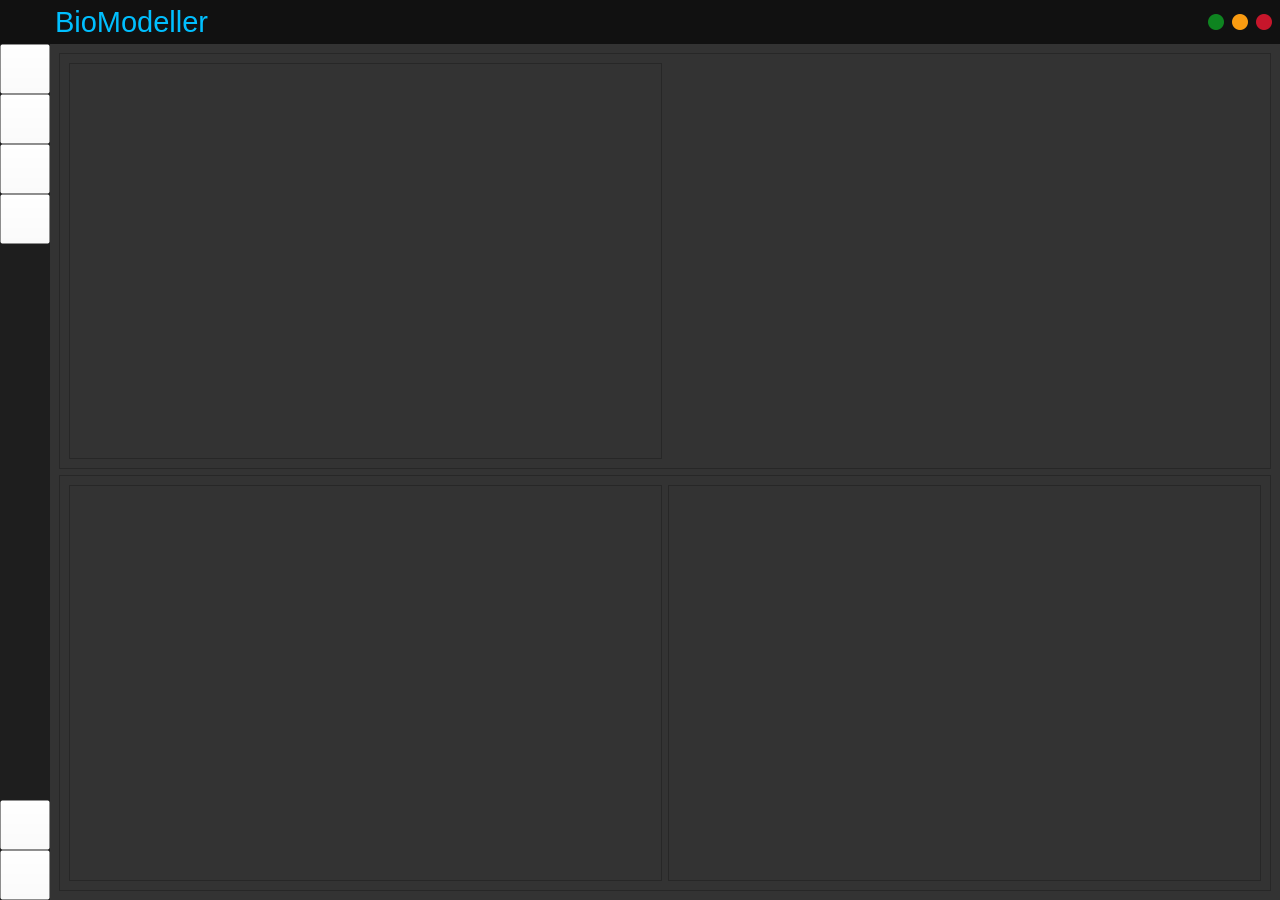
Qt form View/Ui_MainWindow.ui (CornSnak3/BioModeller) before a commit.
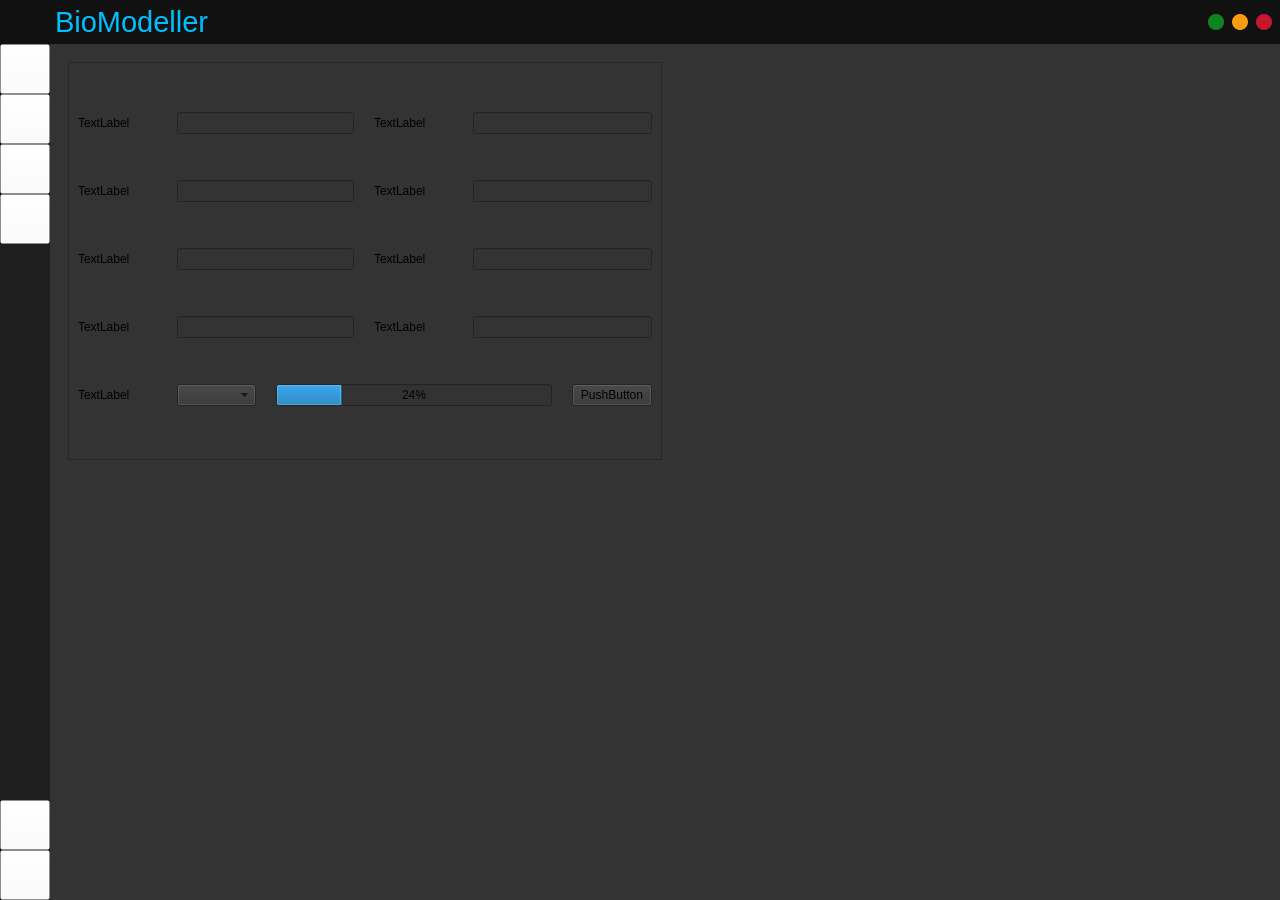
The same form after that commit. Icons and pictures are not drawn. Custom widgets are drawn as their Qt base class.

Commit message: Исправления GUI

The edit to the form file:
```diff
--- a/View/Ui_MainWindow.ui
+++ b/View/Ui_MainWindow.ui
@@ -778,7 +778,7 @@
               <item>
                <widget class="QFrame" name="frame_graphs_top">
                 <property name="frameShape">
-                 <enum>QFrame::StyledPanel</enum>
+                 <enum>QFrame::NoFrame</enum>
                 </property>
                 <property name="frameShadow">
                  <enum>QFrame::Raised</enum>
@@ -792,6 +792,115 @@
                    <property name="frameShadow">
                     <enum>QFrame::Raised</enum>
                    </property>
+                   <layout class="QGridLayout" name="gridLayout">
+                    <property name="horizontalSpacing">
+                     <number>20</number>
+                    </property>
+                    <item row="0" column="0">
+                     <widget class="QLabel" name="label_2">
+                      <property name="text">
+                       <string>TextLabel</string>
+                      </property>
+                     </widget>
+                    </item>
+                    <item row="0" column="1" colspan="2">
+                     <widget class="QLineEdit" name="lineEdit"/>
+                    </item>
+                    <item row="0" column="3">
+                     <widget class="QLabel" name="label_6">
+                      <property name="text">
+                       <string>TextLabel</string>
+                      </property>
+                     </widget>
+                    </item>
+                    <item row="0" column="4" colspan="2">
+                     <widget class="QLineEdit" name="lineEdit_5"/>
+                    </item>
+                    <item row="1" column="0">
+                     <widget class="QLabel" name="label_3">
+                      <property name="text">
+                       <string>TextLabel</string>
+                      </property>
+                     </widget>
+                    </item>
+                    <item row="1" column="1" colspan="2">
+                     <widget class="QLineEdit" name="lineEdit_2"/>
+                    </item>
+                    <item row="1" column="3">
+                     <widget class="QLabel" name="label_7">
+                      <property name="text">
+                       <string>TextLabel</string>
+                      </property>
+                     </widget>
+                    </item>
+                    <item row="1" column="4" colspan="2">
+                     <widget class="QLineEdit" name="lineEdit_6"/>
+                    </item>
+                    <item row="2" column="0">
+                     <widget class="QLabel" name="label_4">
+                      <property name="text">
+                       <string>TextLabel</string>
+                      </property>
+                     </widget>
+                    </item>
+                    <item row="2" column="1" colspan="2">
+                     <widget class="QLineEdit" name="lineEdit_3"/>
+                    </item>
+                    <item row="2" column="3">
+                     <widget class="QLabel" name="label_8">
+                      <property name="text">
+                       <string>TextLabel</string>
+                      </property>
+                     </widget>
+                    </item>
+                    <item row="2" column="4" colspan="2">
+                     <widget class="QLineEdit" name="lineEdit_7"/>
+                    </item>
+                    <item row="3" column="0">
+                     <widget class="QLabel" name="label_5">
+                      <property name="text">
+                       <string>TextLabel</string>
+                      </property>
+                     </widget>
+                    </item>
+                    <item row="3" column="1" colspan="2">
+                     <widget class="QLineEdit" name="lineEdit_4"/>
+                    </item>
+                    <item row="3" column="3">
+                     <widget class="QLabel" name="label_9">
+                      <property name="text">
+                       <string>TextLabel</string>
+                      </property>
+                     </widget>
+                    </item>
+                    <item row="3" column="4" colspan="2">
+                     <widget class="QLineEdit" name="lineEdit_8"/>
+                    </item>
+                    <item row="4" column="0">
+                     <widget class="QLabel" name="label">
+                      <property name="text">
+                       <string>TextLabel</string>
+                      </property>
+                     </widget>
+                    </item>
+                    <item row="4" column="1">
+                     <widget class="QComboBox" name="comboBox"/>
+                    </item>
+                    <item row="4" column="2" colspan="3">
+                     <widget class="QProgressBar" name="progressBar">
+                      <property name="value">
+                       <number>24</number>
+                      </property>
+                     </widget>
+                    </item>
+                    <item row="4" column="5">
+                     <widget class="QPushButton" name="pushButton">
+                      <property name="text">
+                       <string>PushButton</string>
+                      </property>
+                     </widget>
+                    </item>
+                   </layout>
                   </widget>
                  </item>
                  <item>
@@ -822,7 +931,7 @@
               <item>
                <widget class="QFrame" name="frame_graphs_bottom">
                 <property name="frameShape">
-                 <enum>QFrame::StyledPanel</enum>
+                 <enum>QFrame::NoFrame</enum>
                 </property>
                 <property name="frameShadow">
                  <enum>QFrame::Raised</enum>
@@ -831,7 +940,7 @@
                  <item>
                   <widget class="QFrame" name="frame_graph_phase">
                    <property name="frameShape">
-                    <enum>QFrame::StyledPanel</enum>
+                    <enum>QFrame::NoFrame</enum>
                    </property>
                    <property name="frameShadow">
                     <enum>QFrame::Raised</enum>
@@ -853,7 +962,7 @@
                  <item>
                   <widget class="QFrame" name="frame_graph_2">
                    <property name="frameShape">
-                    <enum>QFrame::StyledPanel</enum>
+                    <enum>QFrame::NoFrame</enum>
                    </property>
                    <property name="frameShadow">
                     <enum>QFrame::Raised</enum>
```
The commit also changes 2 other files.
